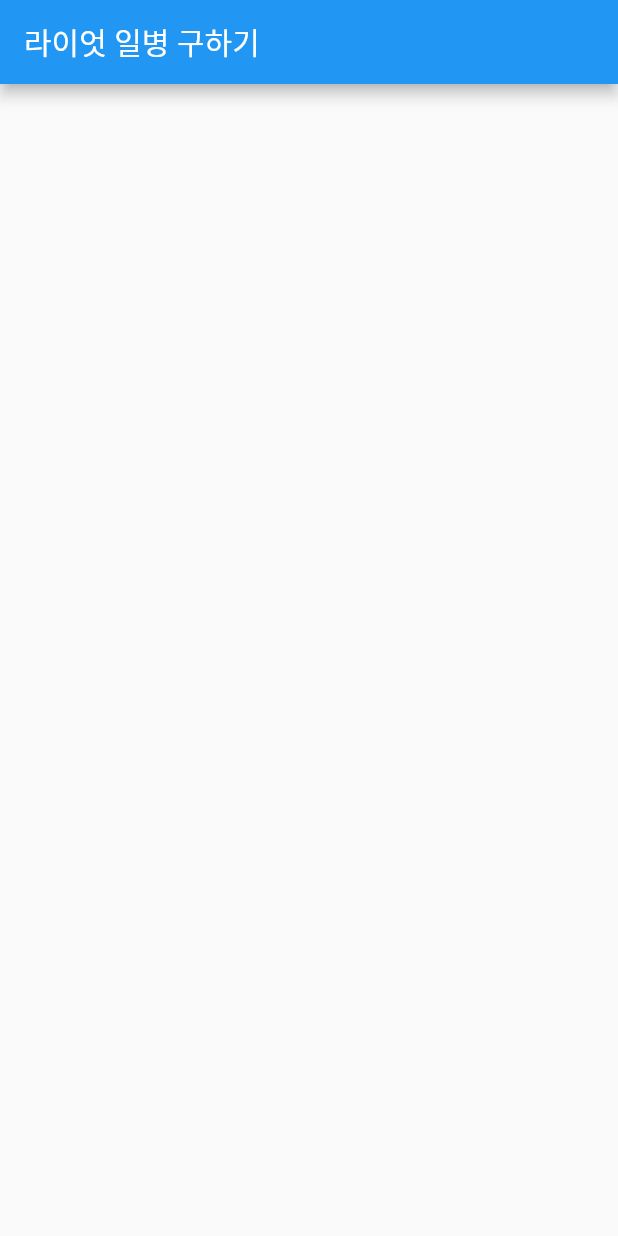
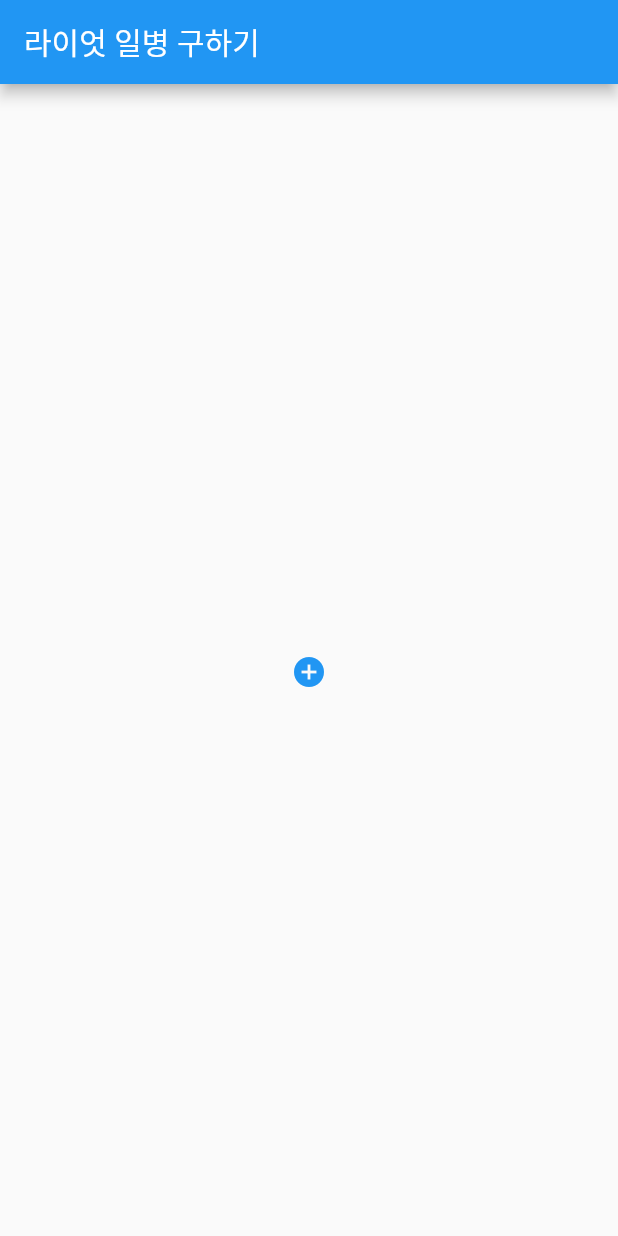
Before and after one commit to Yoochanhong/APIstudy, a Flutter app: the screen it shows after launch, on a phone screen of 412 x 824 dp. Run offline on Flutter 3.47's test engine with Material 2 defaults, Android fonts, the phone set to English and light mode, and no system bars.

Commit message:
유저 이름으로 정보 가져오기 성공

```diff
--- a/riot_api/lib/main.dart
+++ b/riot_api/lib/main.dart
@@ -1,9 +1,12 @@
 import 'package:flutter/material.dart';
+import 'dart:convert';
+import 'package:http/http.dart' as http;
 
 void main() => runApp(const MyApp());
 
 class MyApp extends StatelessWidget {
   const MyApp({super.key});
+
   @override
   Widget build(BuildContext context) {
     return MaterialApp(
@@ -13,17 +16,37 @@ class MyApp extends StatelessWidget {
 }
 
 class MyHomePage extends StatefulWidget {
-
   @override
   State<MyHomePage> createState() => _MyHomePageState();
 }
 
 class _MyHomePageState extends State<MyHomePage> {
+  String result = '';
   @override
   Widget build(BuildContext context) {
     return Scaffold(
-      appBar: AppBar(
-        title: Text('라이엇 일병 구하기')
+      appBar: AppBar(title: Text('라이엇 일병 구하기')),
+      body: Container(
+        child: Center(
+          child: Column(
+            mainAxisAlignment: MainAxisAlignment.center,
+            children: [
+              Text('$result'),
+              IconButton(
+                onPressed: () async {
+                  var url =
+                      'https://kr.api.riotgames.com/lol/summoner/v4/summoners/by-name/%EC%9C%A0%EC%B0%AC%ED%99%8D?api_key=RGAPI-0ac3f716-2db1-4a98-a55a-aaed9f682e40';
+                  var response = await http.get(Uri.parse(url));
+                  setState(() {
+                    result = response.body;
+                  });
+                  },
+                icon: Icon(Icons.add_circle_outlined),
+                color: Colors.blue,
+              ),
+            ],
+          ),
+        ),
       ),
     );
   }
```
Also changed, not shown: riot_api/pubspec.lock.
